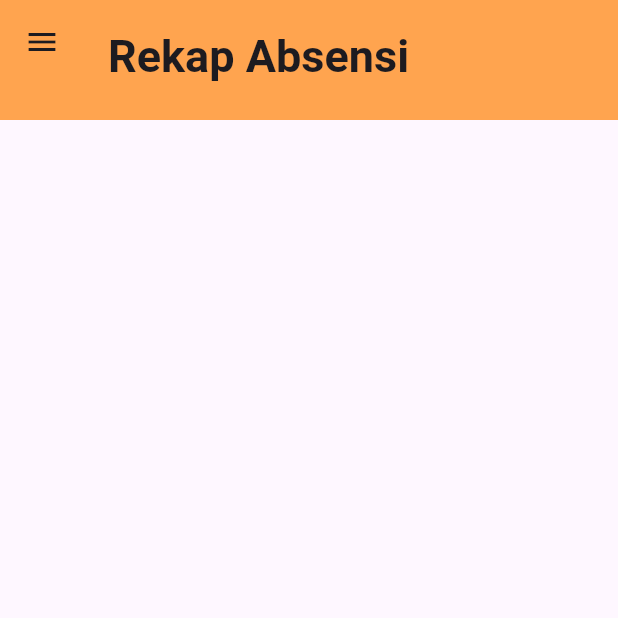
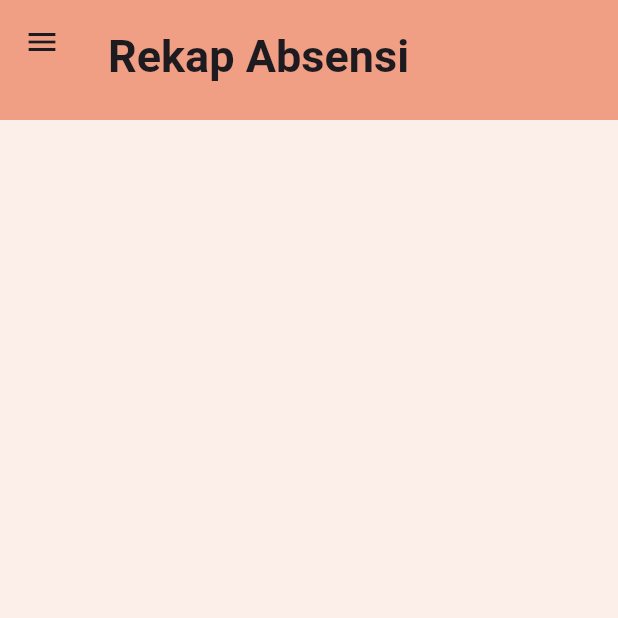
Before and after one commit to NicholasTan24/Sistem_Absensi, a Flutter app: the RekapAbsensi screen opened by its route, on a phone screen of 412 x 824 dp, the top half of it. Run offline on Flutter 3.47's test engine with Material 3 defaults, Android fonts, the phone set to English and light mode, and no system bars.

Commit message:
lanjut Data_Karyawan
lanjut ke pembuatan UI data karyawan

```diff
--- a/frontend/lib/Drawer/MydrawerRekap.dart
+++ b/frontend/lib/Drawer/MydrawerRekap.dart
@@ -5,19 +5,7 @@ class MyDrawerRekap extends StatelessWidget {
 
   @override
   Widget build(BuildContext context) {
-    return Scaffold(
-      appBar: PreferredSize(
-        preferredSize: Size.fromHeight(80),
-        child: AppBar(
-          backgroundColor: Color(0xffffa44f),
-          title: Padding(
-            padding: EdgeInsets.only(top: 20),
-            child: Text('Rekap Absensi',
-                style: TextStyle(fontSize: 30, fontWeight: FontWeight.bold)),
-          ),
-        ),
-      ),
-      drawer: Drawer(
+    return Drawer(
         child: Container(
           color: Colors.redAccent,
           child: ListView(padding: EdgeInsets.zero, children: <Widget>[
@@ -96,7 +84,6 @@ class MyDrawerRekap extends StatelessWidget {
             ),
           ]),
         ),
-      ),
     );
   }
 }
--- a/frontend/lib/TampilanAdmin/Dashboard.dart
+++ b/frontend/lib/TampilanAdmin/Dashboard.dart
@@ -1,5 +1,6 @@
 import 'package:flutter/material.dart';
 import 'package:frontend/Card/Keterangan.dart';
+import 'package:frontend/Card/TabelAbsensi.dart';
 import '../Drawer/Mydrawer.dart';
 
 class Dashboard extends StatefulWidget {
@@ -30,7 +31,8 @@ class _DashboardState extends State<Dashboard> {
         ),
       ),
       drawer: MyDrawer(),
-      body: Column(
+      body: SingleChildScrollView(
+        child: Column(
           children: [
             Padding(
               padding: EdgeInsets.symmetric(vertical: 25, horizontal: 70),
@@ -79,7 +81,9 @@ class _DashboardState extends State<Dashboard> {
                     ))
               ]),
             ),
+            TabelAbsensi()
           ],
+        ),
       ),
     );
   }
--- a/frontend/lib/TampilanAdmin/Data_Karyawan.dart
+++ b/frontend/lib/TampilanAdmin/Data_Karyawan.dart
@@ -12,10 +12,11 @@ class _DataKaryawanState extends State<DataKaryawan> {
   @override
   Widget build(BuildContext context) {
     return Scaffold(
+      backgroundColor: Color(0xfffceee8),
       appBar: PreferredSize(
         preferredSize: Size.fromHeight(80),
         child: AppBar(
-          backgroundColor: Color(0xffffa44f),
+          backgroundColor: Color(0xfff09e84),
           title: Padding(
             padding: EdgeInsets.only(top: 20),
             child: Text('Data Karyawan',
--- a/frontend/lib/TampilanAdmin/Rekap_Absensi.dart
+++ b/frontend/lib/TampilanAdmin/Rekap_Absensi.dart
@@ -7,8 +7,18 @@ class RekapAbsensi extends StatelessWidget {
   @override
   Widget build(BuildContext context) {
     return Scaffold(
-        body: Container(
-          child: MyDrawerRekap(),
-        ));
+        backgroundColor: Color(0xfffceee8),
+        appBar: PreferredSize(
+          preferredSize: Size.fromHeight(80),
+          child: AppBar(
+            backgroundColor: Color(0xfff09e84),
+            title: Padding(
+              padding: EdgeInsets.only(top: 20),
+              child: Text('Rekap Absensi',
+                  style: TextStyle(fontSize: 30, fontWeight: FontWeight.bold)),
+            ),
+          ),
+        ),
+        drawer: MyDrawerRekap());
   }
 }
```
Also changed, not shown: frontend/lib/Card/TabelAbsensi.dart (+46 -0 lines), frontend/lib/Search/Search.dart (added, +10 -0 lines). Lines whose indentation alone changed are shown as unchanged.
